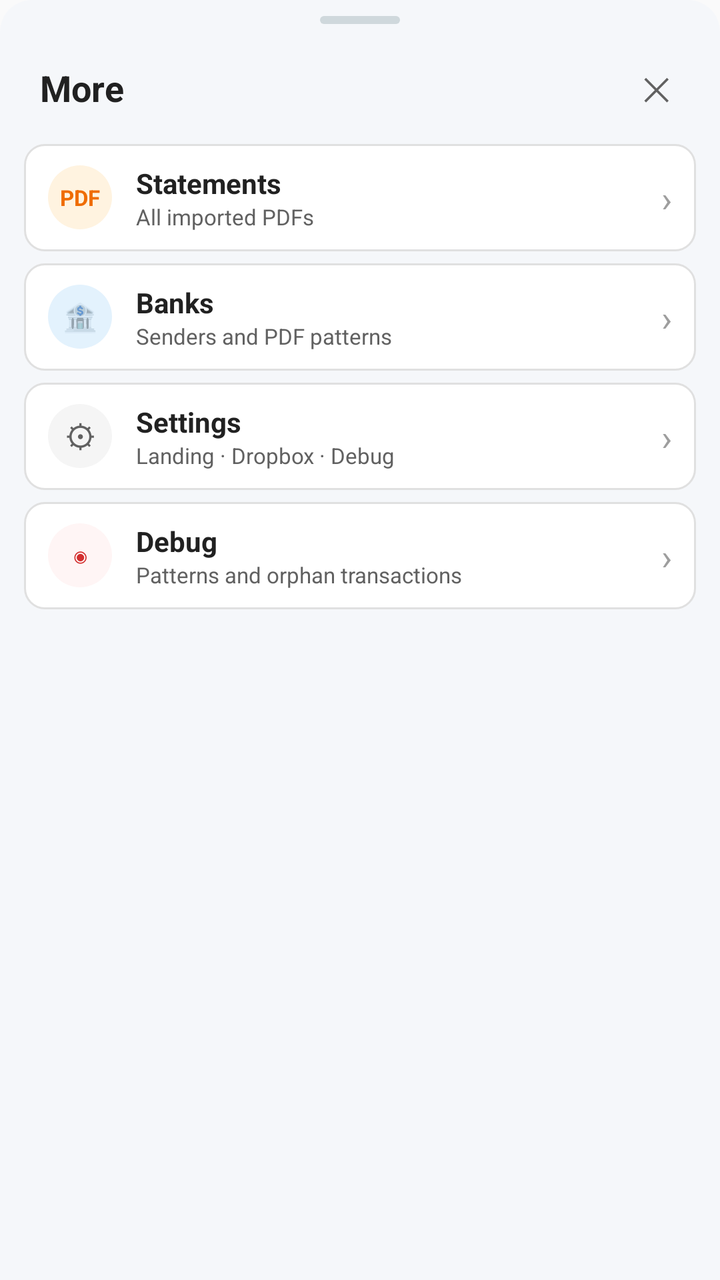
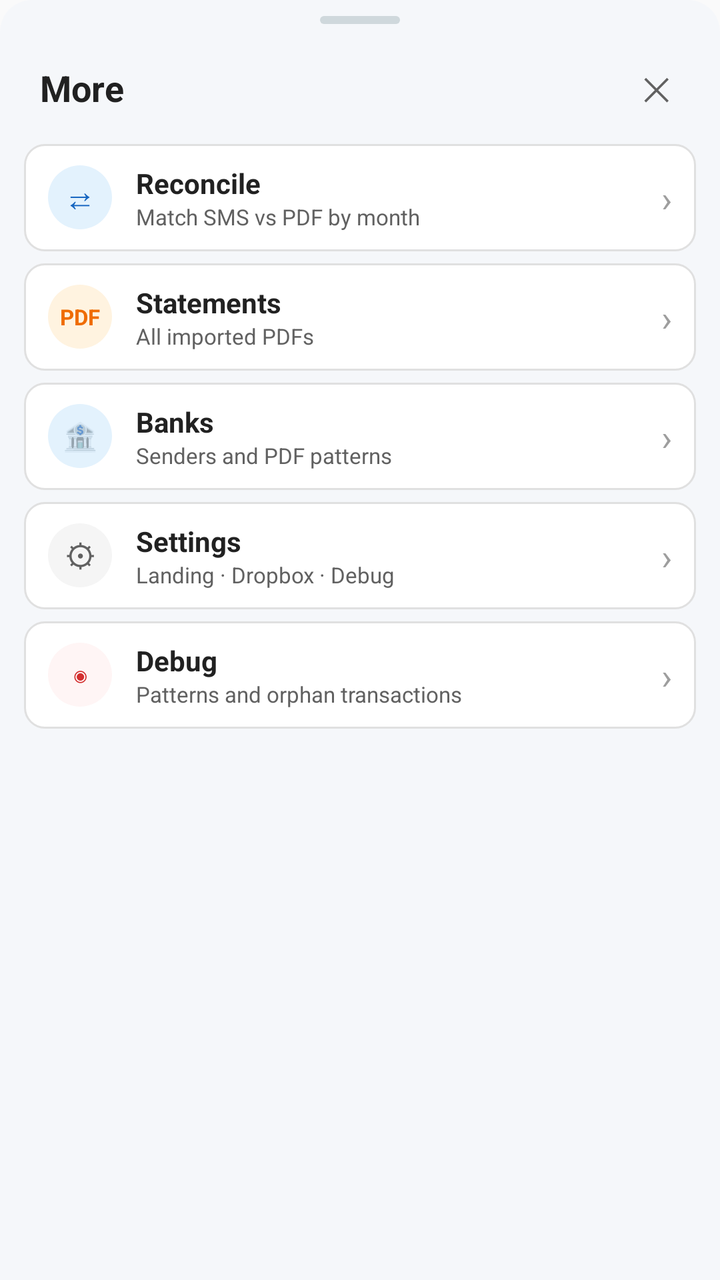

Before-and-after screenshots of an Android layout around one commit, followed by the original layout XML and the change that was made.
<!-- AndroidManifest.xml: application theme android:Theme.Material.Light.DarkActionBar -->
<!-- res/layout/sheet_more.xml -->
<?xml version="1.0" encoding="utf-8"?>
<LinearLayout xmlns:android="http://schemas.android.com/apk/res/android"
    android:layout_width="match_parent"
    android:layout_height="wrap_content"
    android:orientation="vertical"
    android:background="@drawable/bg_sheet"
    android:paddingBottom="20dp">

    
    <View
        android:layout_width="40dp"
        android:layout_height="4dp"
        android:layout_marginTop="8dp"
        android:layout_gravity="center_horizontal"
        android:background="@drawable/bg_pill"
        android:backgroundTint="#CFD8DC" />

    
    <LinearLayout
        android:layout_width="match_parent"
        android:layout_height="wrap_content"
        android:orientation="horizontal"
        android:gravity="center_vertical"
        android:paddingLeft="20dp"
        android:paddingRight="12dp"
        android:paddingTop="12dp"
        android:paddingBottom="8dp">
        <TextView
            android:layout_width="0dp"
            android:layout_weight="1"
            android:layout_height="wrap_content"
            android:text="@string/sheet_more_title"
            android:textColor="@color/textPrimary"
            android:textSize="18sp"
            android:textStyle="bold" />
        <Button
            android:id="@+id/btnSheetClose"
            android:layout_width="40dp"
            android:layout_height="40dp"
            android:text="✕"
            android:textSize="16sp"
            android:textColor="@color/textMuted"
            android:background="?android:attr/selectableItemBackgroundBorderless"
            android:minWidth="0dp"
            android:minHeight="0dp"
            android:padding="0dp" />
    </LinearLayout>

    
    <LinearLayout
        android:id="@+id/sheetStatements"
        android:layout_width="match_parent"
        android:layout_height="wrap_content"
        android:orientation="horizontal"
        android:gravity="center_vertical"
        android:background="@drawable/bg_card"
        android:layout_marginLeft="12dp"
        android:layout_marginRight="12dp"
        android:layout_marginBottom="6dp"
        android:paddingLeft="12dp"
        android:paddingRight="12dp"
        android:paddingTop="10dp"
        android:paddingBottom="10dp"
        android:foreground="?android:attr/selectableItemBackground">
        <TextView
            android:layout_width="32dp"
            android:layout_height="32dp"
            android:text="PDF"
            android:textSize="11sp"
            android:textStyle="bold"
            android:textColor="#EF6C00"
            android:gravity="center"
            android:background="@drawable/bg_circle"
            android:backgroundTint="@color/tileImportBg" />
        <LinearLayout
            android:layout_width="0dp"
            android:layout_weight="1"
            android:layout_height="wrap_content"
            android:orientation="vertical"
            android:layout_marginLeft="12dp">
            <TextView
                android:layout_width="wrap_content"
                android:layout_height="wrap_content"
                android:text="@string/sheet_more_statements"
                android:textColor="@color/textPrimary"
                android:textSize="14sp"
                android:textStyle="bold" />
            <TextView
                android:layout_width="wrap_content"
                android:layout_height="wrap_content"
                android:text="@string/sheet_more_statements_sub"
                android:textColor="@color/textMuted"
                android:textSize="11sp" />
        </LinearLayout>
        <TextView
            android:layout_width="wrap_content"
            android:layout_height="wrap_content"
            android:text="›"
            android:textColor="@color/textHint"
            android:textSize="18sp" />
    </LinearLayout>

    
    <LinearLayout
        android:id="@+id/sheetBanks"
        android:layout_width="match_parent"
        android:layout_height="wrap_content"
        android:orientation="horizontal"
        android:gravity="center_vertical"
        android:background="@drawable/bg_card"
        android:layout_marginLeft="12dp"
        android:layout_marginRight="12dp"
        android:layout_marginBottom="6dp"
        android:paddingLeft="12dp"
        android:paddingRight="12dp"
        android:paddingTop="10dp"
        android:paddingBottom="10dp"
        android:foreground="?android:attr/selectableItemBackground">
        <TextView
            android:layout_width="32dp"
            android:layout_height="32dp"
            android:text="🏦"
            android:textSize="14sp"
            android:gravity="center"
            android:background="@drawable/bg_circle"
            android:backgroundTint="@color/tileAddBg" />
        <LinearLayout
            android:layout_width="0dp"
            android:layout_weight="1"
            android:layout_height="wrap_content"
            android:orientation="vertical"
            android:layout_marginLeft="12dp">
            <TextView
                android:layout_width="wrap_content"
                android:layout_height="wrap_content"
                android:text="@string/sheet_more_banks"
                android:textColor="@color/textPrimary"
                android:textSize="14sp"
                android:textStyle="bold" />
            <TextView
                android:layout_width="wrap_content"
                android:layout_height="wrap_content"
                android:text="@string/sheet_more_banks_sub"
                android:textColor="@color/textMuted"
                android:textSize="11sp" />
        </LinearLayout>
        <TextView
            android:layout_width="wrap_content"
            android:layout_height="wrap_content"
            android:text="›"
            android:textColor="@color/textHint"
            android:textSize="18sp" />
    </LinearLayout>

    
    <LinearLayout
        android:id="@+id/sheetSettings"
        android:layout_width="match_parent"
        android:layout_height="wrap_content"
        android:orientation="horizontal"
        android:gravity="center_vertical"
        android:background="@drawable/bg_card"
        android:layout_marginLeft="12dp"
        android:layout_marginRight="12dp"
        android:layout_marginBottom="6dp"
        android:paddingLeft="12dp"
        android:paddingRight="12dp"
        android:paddingTop="10dp"
        android:paddingBottom="10dp"
        android:foreground="?android:attr/selectableItemBackground">
        <TextView
            android:layout_width="32dp"
            android:layout_height="32dp"
            android:text="⚙"
            android:textSize="16sp"
            android:textColor="@color/textMuted"
            android:gravity="center"
            android:background="@drawable/bg_circle"
            android:backgroundTint="#F5F5F5" />
        <LinearLayout
            android:layout_width="0dp"
            android:layout_weight="1"
            android:layout_height="wrap_content"
            android:orientation="vertical"
            android:layout_marginLeft="12dp">
            <TextView
                android:layout_width="wrap_content"
                android:layout_height="wrap_content"
                android:text="@string/sheet_more_settings"
                android:textColor="@color/textPrimary"
                android:textSize="14sp"
                android:textStyle="bold" />
            <TextView
                android:layout_width="wrap_content"
                android:layout_height="wrap_content"
                android:text="@string/sheet_more_settings_sub"
                android:textColor="@color/textMuted"
                android:textSize="11sp" />
        </LinearLayout>
        <TextView
            android:layout_width="wrap_content"
            android:layout_height="wrap_content"
            android:text="›"
            android:textColor="@color/textHint"
            android:textSize="18sp" />
    </LinearLayout>

    
    <LinearLayout
        android:id="@+id/sheetDebug"
        android:layout_width="match_parent"
        android:layout_height="wrap_content"
        android:orientation="horizontal"
        android:gravity="center_vertical"
        android:background="@drawable/bg_card"
        android:layout_marginLeft="12dp"
        android:layout_marginRight="12dp"
        android:paddingLeft="12dp"
        android:paddingRight="12dp"
        android:paddingTop="10dp"
        android:paddingBottom="10dp"
        android:foreground="?android:attr/selectableItemBackground">
        <TextView
            android:layout_width="32dp"
            android:layout_height="32dp"
            android:text="◉"
            android:textSize="14sp"
            android:textColor="@color/orphan"
            android:gravity="center"
            android:background="@drawable/bg_circle"
            android:backgroundTint="@color/attnRedBg" />
        <LinearLayout
            android:layout_width="0dp"
            android:layout_weight="1"
            android:layout_height="wrap_content"
            android:orientation="vertical"
            android:layout_marginLeft="12dp">
            <TextView
                android:layout_width="wrap_content"
                android:layout_height="wrap_content"
                android:text="@string/sheet_more_debug"
                android:textColor="@color/textPrimary"
                android:textSize="14sp"
                android:textStyle="bold" />
            <TextView
                android:layout_width="wrap_content"
                android:layout_height="wrap_content"
                android:text="@string/sheet_more_debug_sub"
                android:textColor="@color/textMuted"
                android:textSize="11sp" />
        </LinearLayout>
        <TextView
            android:layout_width="wrap_content"
            android:layout_height="wrap_content"
            android:text="›"
            android:textColor="@color/textHint"
            android:textSize="18sp" />
    </LinearLayout>

</LinearLayout>
<!-- resources referenced by this layout -->
<resources>
  <color name="attnRedBg">#FFF5F5</color>
  <color name="orphan">#D32F2F</color>
  <color name="textHint">#9E9E9E</color>
  <color name="textMuted">#616161</color>
  <color name="textPrimary">#212121</color>
  <color name="tileAddBg">#E3F2FD</color>
  <color name="tileImportBg">#FFF3E0</color>
  <!-- drawable bg_card (drawable) -->
  <?xml version="1.0" encoding="utf-8"?>
  <shape xmlns:android="http://schemas.android.com/apk/res/android"
      android:shape="rectangle">
      <solid android:color="#FFFFFF" />
      <corners android:radius="10dp" />
      <stroke android:width="1dp" android:color="#E0E0E0" />
  </shape>
  <!-- drawable bg_circle (drawable) -->
  <?xml version="1.0" encoding="utf-8"?>
  <shape xmlns:android="http://schemas.android.com/apk/res/android"
      android:shape="oval">
      <solid android:color="#FFFFFF" />
  </shape>
  <!-- drawable bg_pill (drawable) -->
  <?xml version="1.0" encoding="utf-8"?>
  <shape xmlns:android="http://schemas.android.com/apk/res/android"
      android:shape="rectangle">
      <solid android:color="#FFFFFF" />
      <corners android:radius="100dp" />
  </shape>
  <!-- drawable bg_sheet (drawable) -->
  <?xml version="1.0" encoding="utf-8"?>
  <shape xmlns:android="http://schemas.android.com/apk/res/android"
      android:shape="rectangle">
      <solid android:color="@color/landingBackground" />
      <corners android:topLeftRadius="16dp" android:topRightRadius="16dp" />
  </shape>
  <string name="sheet_more_banks">Banks</string>
  <string name="sheet_more_banks_sub">Senders and PDF patterns</string>
  <string name="sheet_more_debug">Debug</string>
  <string name="sheet_more_debug_sub">Patterns and orphan transactions</string>
  <string name="sheet_more_settings">Settings</string>
  <string name="sheet_more_settings_sub">Landing · Dropbox · Debug</string>
  <string name="sheet_more_statements">Statements</string>
  <string name="sheet_more_statements_sub">All imported PDFs</string>
  <string name="sheet_more_title">More</string>
  <color name="landingBackground">#F5F7FA</color>
</resources>

<!-- the commit's change to res/layout/sheet_more.xml (unified diff, before → after) -->
@@ -48,6 +48,59 @@
 
     
     <LinearLayout
+        android:id="@+id/sheetReconcile"
+        android:layout_width="match_parent"
+        android:layout_height="wrap_content"
+        android:orientation="horizontal"
+        android:gravity="center_vertical"
+        android:background="@drawable/bg_card"
+        android:layout_marginLeft="12dp"
+        android:layout_marginRight="12dp"
+        android:layout_marginBottom="6dp"
+        android:paddingLeft="12dp"
+        android:paddingRight="12dp"
+        android:paddingTop="10dp"
+        android:paddingBottom="10dp"
+        android:foreground="?android:attr/selectableItemBackground">
+        <TextView
+            android:layout_width="32dp"
+            android:layout_height="32dp"
+            android:text="⇄"
+            android:textSize="16sp"
+            android:textColor="#1565C0"
+            android:gravity="center"
+            android:background="@drawable/bg_circle"
+            android:backgroundTint="#E3F2FD" />
+        <LinearLayout
+            android:layout_width="0dp"
+            android:layout_weight="1"
+            android:layout_height="wrap_content"
+            android:orientation="vertical"
+            android:layout_marginLeft="12dp">
+            <TextView
+                android:layout_width="wrap_content"
+                android:layout_height="wrap_content"
+                android:text="@string/sheet_more_reconcile"
+                android:textColor="@color/textPrimary"
+                android:textSize="14sp"
+                android:textStyle="bold" />
+            <TextView
+                android:layout_width="wrap_content"
+                android:layout_height="wrap_content"
+                android:text="@string/sheet_more_reconcile_sub"
+                android:textColor="@color/textMuted"
+                android:textSize="11sp" />
+        </LinearLayout>
+        <TextView
+            android:layout_width="wrap_content"
+            android:layout_height="wrap_content"
+            android:text="›"
+            android:textColor="@color/textHint"
+            android:textSize="18sp" />
+    </LinearLayout>
+
+    
+    <LinearLayout
         android:id="@+id/sheetStatements"
         android:layout_width="match_parent"
         android:layout_height="wrap_content"
<!-- resource entries referenced after the edit -->
@@ -39,6 +39,8 @@
   <string name="sheet_more_banks_sub">Senders and PDF patterns</string>
   <string name="sheet_more_debug">Debug</string>
   <string name="sheet_more_debug_sub">Patterns and orphan transactions</string>
+  <string name="sheet_more_reconcile">Reconcile</string>
+  <string name="sheet_more_reconcile_sub">Match SMS vs PDF by month</string>
   <string name="sheet_more_settings">Settings</string>
   <string name="sheet_more_settings_sub">Landing · Dropbox · Debug</string>
   <string name="sheet_more_statements">Statements</string>
